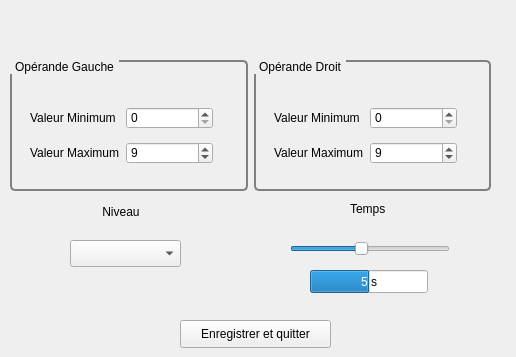
The window that editeur.ui (Txikilinux/leterrier-calculment) describes before a commit, drawn with Qt 5.
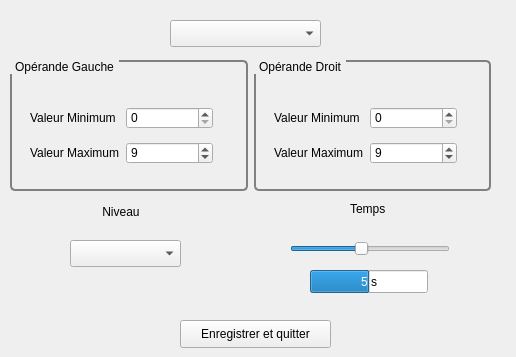
The same window after the commit.

The edit to the form file:
```diff
--- a/editeur.ui
+++ b/editeur.ui
@@ -240,6 +240,16 @@
     <string>Enregistrer et quitter</string>
    </property>
   </widget>
+  <widget class="QComboBox" name="cbOperation">
+   <property name="geometry">
+    <rect>
+     <x>170</x>
+     <y>20</y>
+     <width>151</width>
+     <height>27</height>
+    </rect>
+   </property>
+  </widget>
  </widget>
  <tabstops>
   <tabstop>spbGMin</tabstop>
```
